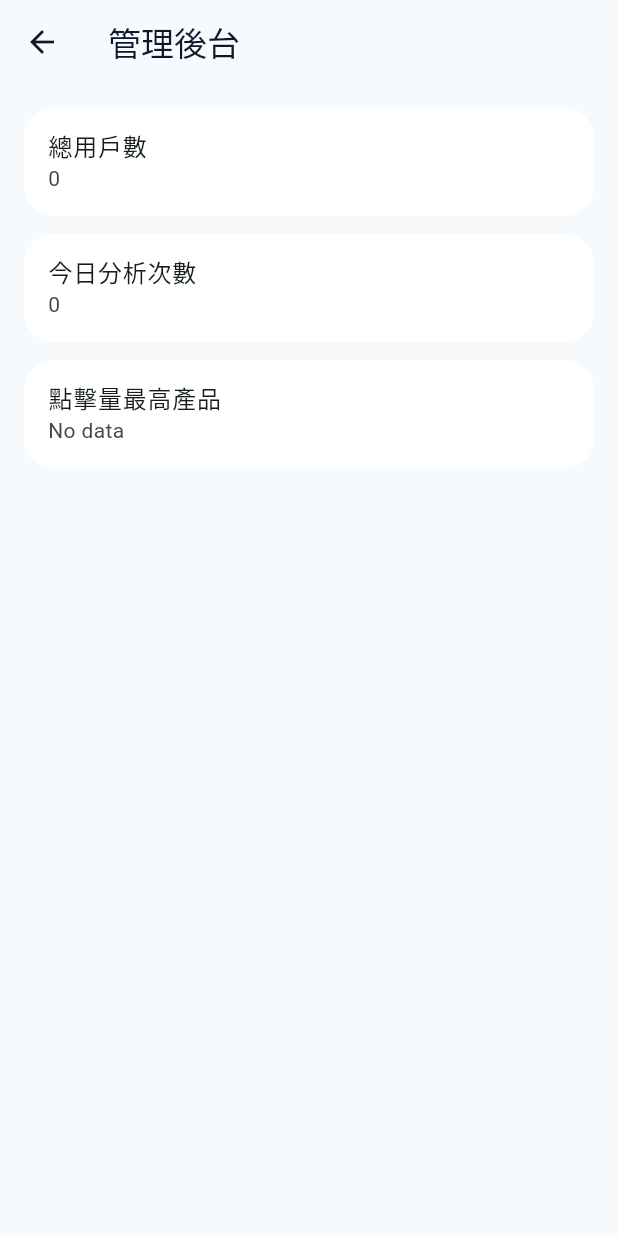
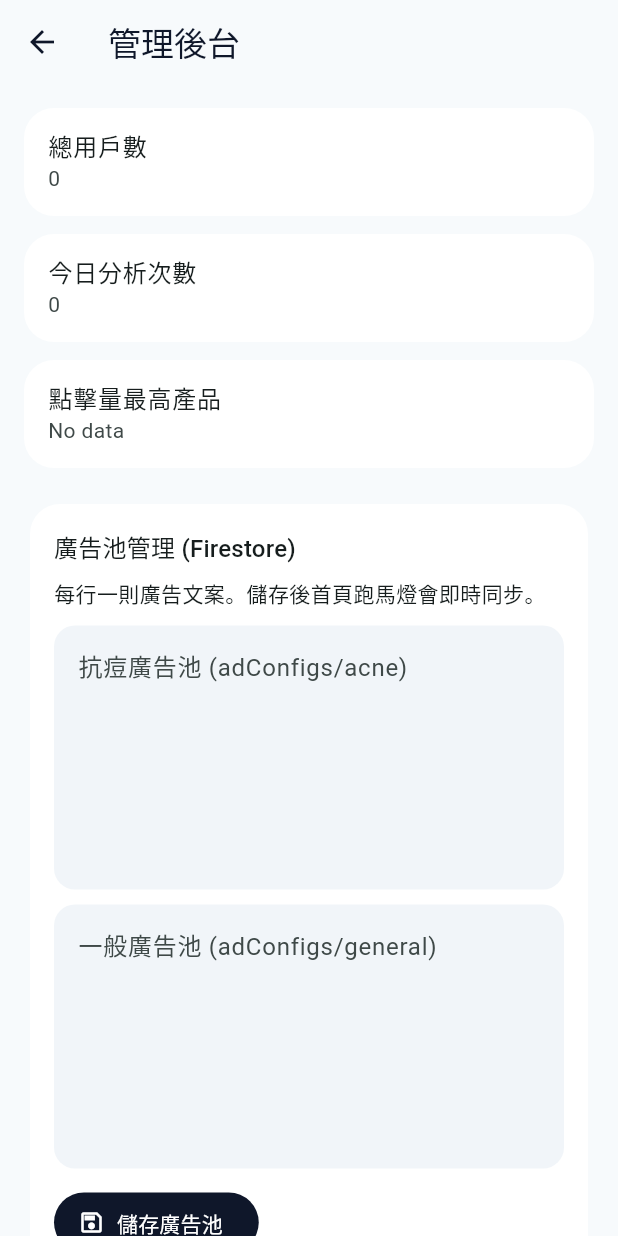
Before and after one commit to LEO0331/sharpface, a Flutter app: the AdminDashboardPage screen opened directly, on a phone screen of 412 x 824 dp. Run offline on Flutter 3.47's test engine with Material 3 defaults, Android fonts, the phone set to English and light mode, and no system bars; our stand-ins replace cloud_firestore, firebase_auth, firebase_core, fl_chart, flutter_riverpod, image_picker; accounts and stored records are empty.

Commit message:
admin can update ads

```diff
--- a/lib/screens/admin_dashboard_page.dart
+++ b/lib/screens/admin_dashboard_page.dart
@@ -2,9 +2,79 @@ import 'package:cloud_firestore/cloud_firestore.dart';
 import 'package:flutter/material.dart';
 
 import '../services/admin_service.dart';
+import '../services/ads_service.dart';
 
-class AdminDashboardPage extends StatelessWidget {
+class AdminDashboardPage extends StatefulWidget {
   const AdminDashboardPage({super.key});
+
+  @override
+  State<AdminDashboardPage> createState() => _AdminDashboardPageState();
+}
+
+class _AdminDashboardPageState extends State<AdminDashboardPage> {
+  final _adsService = AdsService();
+  final _acneController = TextEditingController();
+  final _generalController = TextEditingController();
+
+  bool _loadingAds = true;
+  bool _savingAds = false;
+
+  @override
+  void initState() {
+    super.initState();
+    _loadAds();
+  }
+
+  @override
+  void dispose() {
+    _acneController.dispose();
+    _generalController.dispose();
+    super.dispose();
+  }
+
+  Future<void> _loadAds() async {
+    try {
+      final acne = await _adsService.getPoolOnce('acne');
+      final general = await _adsService.getPoolOnce('general');
+      _acneController.text = acne.join('\n');
+      _generalController.text = general.join('\n');
+    } catch (_) {
+      // Keep empty text if no permission or missing docs.
+    } finally {
+      if (mounted) setState(() => _loadingAds = false);
+    }
+  }
+
+  Future<void> _saveAds() async {
+    setState(() => _savingAds = true);
+    try {
+      final acne = _acneController.text
+          .split('\n')
+          .map((e) => e.trim())
+          .where((e) => e.isNotEmpty)
+          .toList();
+      final general = _generalController.text
+          .split('\n')
+          .map((e) => e.trim())
+          .where((e) => e.isNotEmpty)
+          .toList();
+
+      await _adsService.savePool(pool: 'acne', messages: acne);
+      await _adsService.savePool(pool: 'general', messages: general);
+
+      if (!mounted) return;
+      ScaffoldMessenger.of(context).showSnackBar(
+        const SnackBar(content: Text('廣告池已儲存到 Firestore。')),
+      );
+    } catch (e) {
+      if (!mounted) return;
+      ScaffoldMessenger.of(context).showSnackBar(
+        SnackBar(content: Text('儲存失敗：$e')),
+      );
+    } finally {
+      if (mounted) setState(() => _savingAds = false);
+    }
+  }
 
   @override
   Widget build(BuildContext context) {
@@ -42,6 +112,54 @@ class AdminDashboardPage extends StatelessWidget {
                 _MetricCard(title: '總用戶數', value: '${stats.totalUsers}'),
                 _MetricCard(title: '今日分析次數', value: '${stats.todayScans}'),
                 _MetricCard(title: '點擊量最高產品', value: stats.topProductName),
+                const SizedBox(height: 8),
+                Card(
+                  child: Padding(
+                    padding: const EdgeInsets.all(16),
+                    child: Column(
+                      crossAxisAlignment: CrossAxisAlignment.start,
+                      children: [
+                        Text(
+                          '廣告池管理 (Firestore)',
+                          style: Theme.of(context).textTheme.titleMedium,
+                        ),
+                        const SizedBox(height: 8),
+                        const Text('每行一則廣告文案。儲存後首頁跑馬燈會即時同步。'),
+                        const SizedBox(height: 12),
+                        if (_loadingAds)
+                          const Padding(
+                            padding: EdgeInsets.all(12),
+                            child: CircularProgressIndicator(),
+                          )
+                        else ...[
+                          TextField(
+                            controller: _acneController,
+                            maxLines: 6,
+                            decoration: const InputDecoration(
+                              labelText: '抗痘廣告池 (adConfigs/acne)',
+                              alignLabelWithHint: true,
+                            ),
+                          ),
+                          const SizedBox(height: 10),
+                          TextField(
+                            controller: _generalController,
+                            maxLines: 6,
+                            decoration: const InputDecoration(
+                              labelText: '一般廣告池 (adConfigs/general)',
+                              alignLabelWithHint: true,
+                            ),
+                          ),
+                          const SizedBox(height: 12),
+                          FilledButton.icon(
+                            onPressed: _savingAds ? null : _saveAds,
+                            icon: const Icon(Icons.save_outlined),
+                            label: Text(_savingAds ? '儲存中...' : '儲存廣告池'),
+                          ),
+                        ],
+                      ],
+                    ),
+                  ),
+                ),
               ],
             );
           },
--- a/lib/screens/home_page.dart
+++ b/lib/screens/home_page.dart
@@ -10,6 +10,7 @@ import 'package:url_launcher/url_launcher.dart';
 
 import '../models/product.dart';
 import '../providers/product_provider.dart';
+import '../services/ads_service.dart';
 import '../services/auth_service.dart';
 import '../services/favorite_service.dart';
 import '../services/openai_service.dart';
@@ -34,10 +35,15 @@ class _HomePageState extends ConsumerState<HomePage> {
   final _authService = AuthService();
   final _scanRecordService = ScanRecordService();
   final _favoriteService = FavoriteService();
+  final _adsService = AdsService();
   StreamSubscription<User?>? _authStateSubscription;
   StreamSubscription<List<Product>>? _cloudFavoritesSubscription;
+  StreamSubscription<List<String>>? _acneAdsSubscription;
+  StreamSubscription<List<String>>? _generalAdsSubscription;
   final _cloudFavoriteIds = <String>{};
   final _cloudFavoriteProducts = <String, Product>{};
+  List<String> _remoteAcneAds = const [];
+  List<String> _remoteGeneralAds = const [];
   bool _isAdmin = false;
 
   String _skinType = '尚未分析';
@@ -138,12 +144,26 @@ class _HomePageState extends ConsumerState<HomePage> {
   void initState() {
     super.initState();
     _authStateSubscription = _authService.authStateChanges().listen(_handleAuthChanged);
+    _acneAdsSubscription = _adsService.watchPool('acne').listen((messages) {
+      _remoteAcneAds = messages;
+      if (mounted && _concerns.contains('痘痘')) {
+        setState(() => _activeAds = _adsByConcerns(_concerns));
+      }
+    });
+    _generalAdsSubscription = _adsService.watchPool('general').listen((messages) {
+      _remoteGeneralAds = messages;
+      if (mounted && !_concerns.contains('痘痘')) {
+        setState(() => _activeAds = _adsByConcerns(_concerns));
+      }
+    });
   }
 
   @override
   void dispose() {
     _authStateSubscription?.cancel();
     _cloudFavoritesSubscription?.cancel();
+    _acneAdsSubscription?.cancel();
+    _generalAdsSubscription?.cancel();
     super.dispose();
   }
 
@@ -405,7 +425,9 @@ class _HomePageState extends ConsumerState<HomePage> {
   }
 
   List<String> _adsByConcerns(List<String> concerns) {
-    final source = concerns.contains('痘痘') ? _acneAds : _generalAds;
+    final source = concerns.contains('痘痘')
+        ? (_remoteAcneAds.isNotEmpty ? _remoteAcneAds : _acneAds)
+        : (_remoteGeneralAds.isNotEmpty ? _remoteGeneralAds : _generalAds);
     final shuffled = [...source]..shuffle(_random);
     return shuffled.take(5).toList();
   }
--- /dev/null
+++ b/lib/services/ads_service.dart
@@ -0,0 +1,37 @@
+import 'package:cloud_firestore/cloud_firestore.dart';
+
+class AdsService {
+  AdsService({FirebaseFirestore? firestore})
+      : _firestore = firestore ?? FirebaseFirestore.instance;
+
+  final FirebaseFirestore _firestore;
+
+  Stream<List<String>> watchPool(String pool) {
+    return _firestore.collection('adConfigs').doc(pool).snapshots().map((doc) {
+      final data = doc.data();
+      if (data == null) return const <String>[];
+      final raw = data['messages'];
+      if (raw is! List) return const <String>[];
+      return raw.map((e) => e.toString()).where((e) => e.trim().isNotEmpty).toList();
+    });
+  }
+
+  Future<List<String>> getPoolOnce(String pool) async {
+    final doc = await _firestore.collection('adConfigs').doc(pool).get();
+    final data = doc.data();
+    if (data == null) return const <String>[];
+    final raw = data['messages'];
+    if (raw is! List) return const <String>[];
+    return raw.map((e) => e.toString()).where((e) => e.trim().isNotEmpty).toList();
+  }
+
+  Future<void> savePool({
+    required String pool,
+    required List<String> messages,
+  }) {
+    return _firestore.collection('adConfigs').doc(pool).set({
+      'messages': messages,
+      'updatedAt': FieldValue.serverTimestamp(),
+    }, SetOptions(merge: true));
+  }
+}
```
Also changed, not shown: 1 other file.
